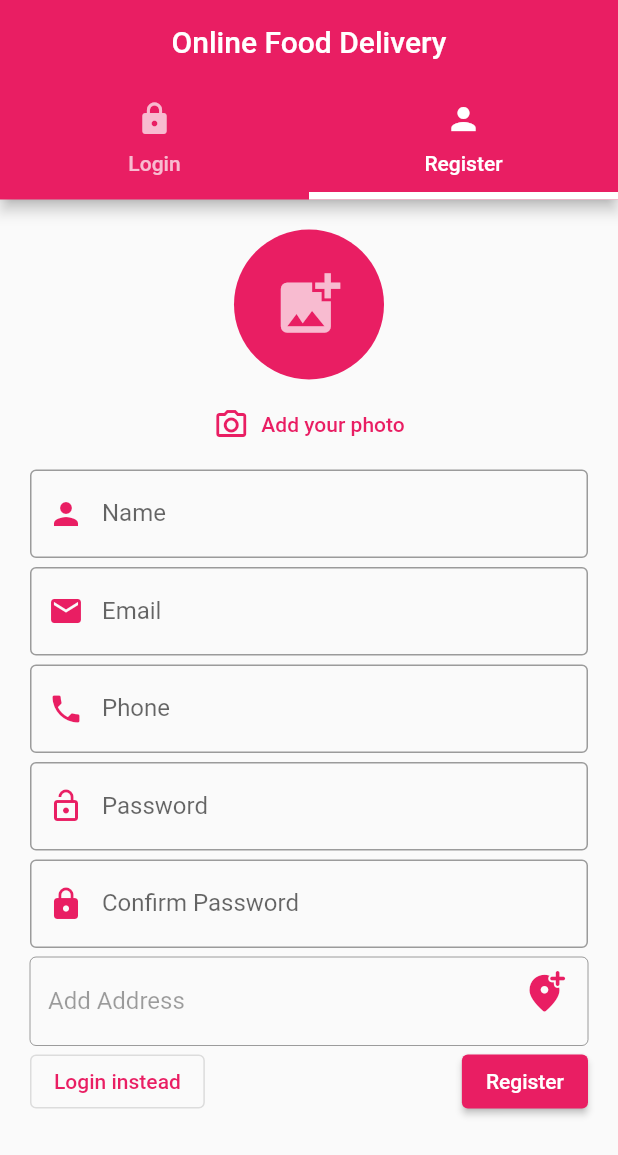
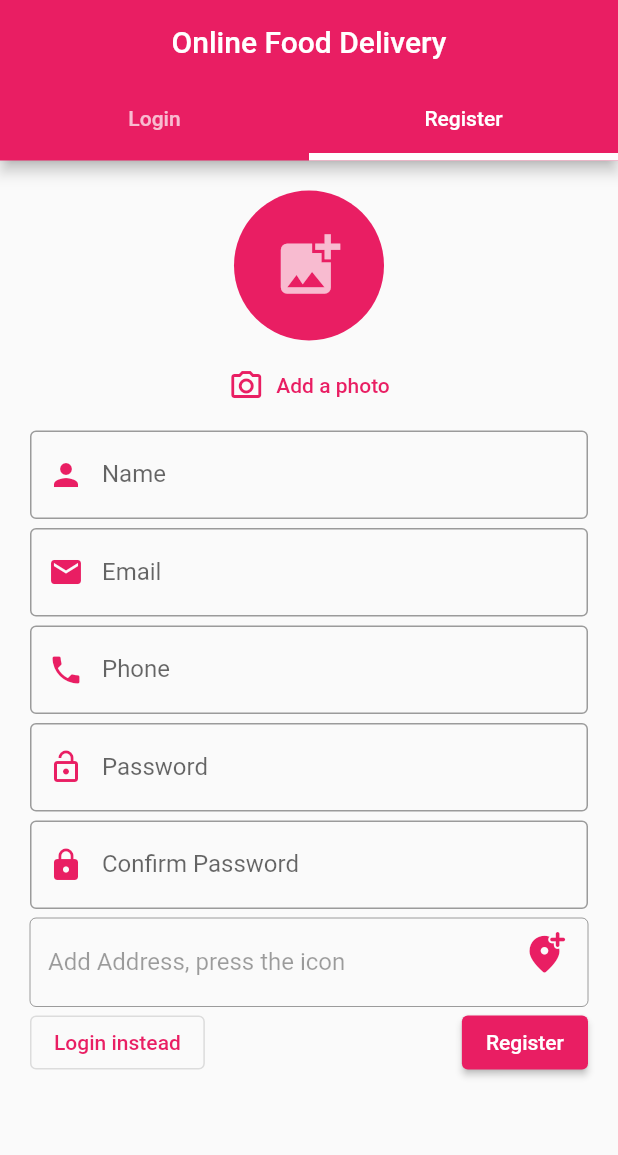
Before and after one commit to mydigita/food-order-and-delivery-app, a Flutter app: the screen it shows after launch, tab 2 chosen, on a phone screen of 412 x 824 dp. Shown: the top 1155 px of the screen. Run offline on Flutter 3.47's test engine with Material 2 defaults, Android fonts, the light colour scheme and no system bars; our stand-ins replace image_picker.

Commit message:
re-design the register page ui

```diff
--- a/lib/authentication/authscreen.dart
+++ b/lib/authentication/authscreen.dart
@@ -22,11 +22,11 @@ class _AuthScreenState extends State<AuthScreen> {
           bottom: const TabBar(
             tabs: [
               Tab(
-                icon: Icon(Icons.lock),
+                // icon: Icon(Icons.lock),
                 text: 'Login',
               ),
               Tab(
-                icon: Icon(Icons.person),
+                // icon: Icon(Icons.person),
                 text: 'Register',
               ),
             ],
--- a/lib/authentication/register.dart
+++ b/lib/authentication/register.dart
@@ -50,7 +50,7 @@ class _RegisterScreenState extends State<RegisterScreen> {
               TextButton.icon(
                 onPressed: () {},
                 icon: const Icon(Icons.camera_alt_outlined),
-                label: const Text('Add your photo'),
+                label: const Text('Add a photo'),
               ),
             ],
           ),
@@ -123,7 +123,7 @@ class _RegisterScreenState extends State<RegisterScreen> {
                         controller: locationController,
                         decoration: const InputDecoration(
                           border: OutlineInputBorder(),
-                          labelText: "Add Address",
+                          labelText: "Add Address, press the icon",
                         ),
                       ),
                     ),
--- a/lib/splashScreen/splashscreen.dart
+++ b/lib/splashScreen/splashscreen.dart
@@ -12,7 +12,7 @@ class SplashScreen extends StatefulWidget {
 
 class _SplashScreenState extends State<SplashScreen> {
   startTimer() {
-    Timer(const Duration(seconds: 5), () async {
+    Timer(const Duration(seconds: 3), () async {
       Navigator.push(
           context, MaterialPageRoute(builder: (_) => const AuthScreen()));
     });
```
